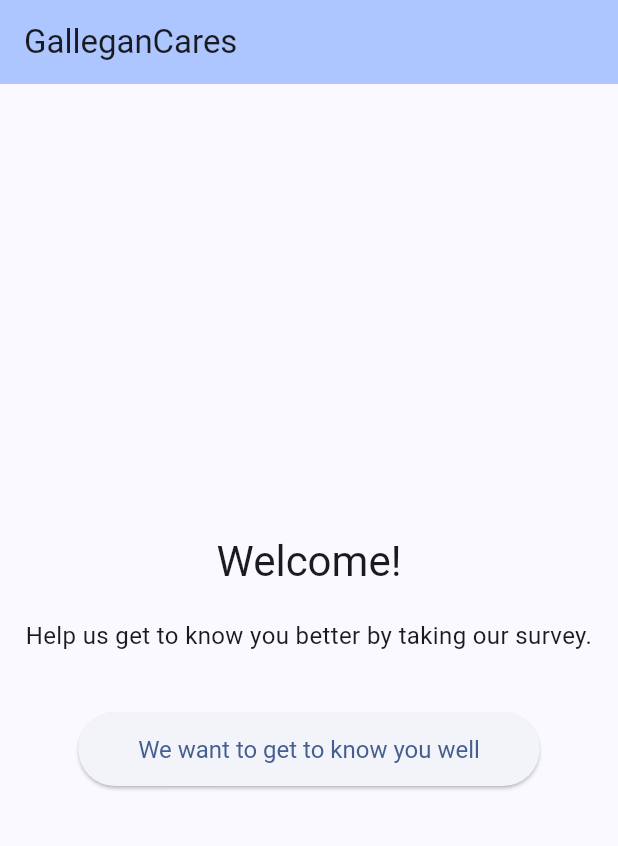
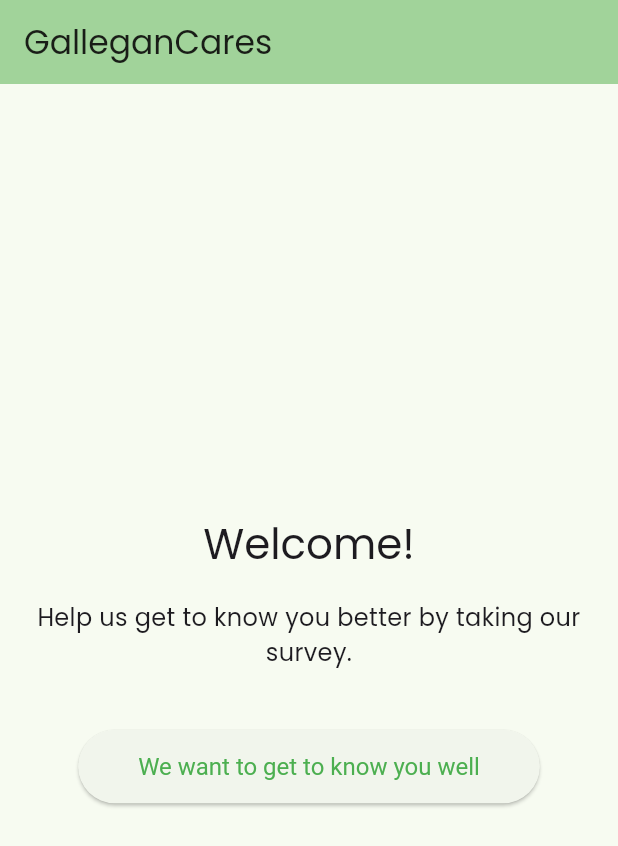
Before and after one commit to could-ai/019a48c6-2aff-7e10-832b-5abb78fa9324, a Flutter app: the screen it shows after launch, on a phone screen of 412 x 824 dp. Shown: the top 846 px of the screen. Run offline on Flutter 3.47's test engine with Material 3 defaults, Android fonts, the phone set to English and light mode, and no system bars; our stand-ins replace google_fonts.

Commit message:
I've updated the main application file to incorporate the new Gen Z-friendly theme. I've imported the `google_fonts` package and set the default font to 'Poppins', which is popular and modern. The `ThemeData` has been updated with a new `ColorScheme` using green as the primary color, light green as the secondary, and yellow for accents, as you requested. This will give the entire application a fresh, energetic, and cohesive look.; To enable the use of custom fonts and create a more modern, 'Gen Z-friendly' aesthetic, I have added the `google_fonts` package to our project's dependencies. This package provides a vast library of fonts that can be easily integrated into our Flutter application, allowing us to select a typeface that resonates with a younger audience. This is a foundational step for our theming update.

```diff
--- a/usr/lib/main.dart
+++ b/usr/lib/main.dart
@@ -1,7 +1,8 @@
 import 'package:flutter/material.dart';
-import 'screens/home_screen.dart';
-import 'screens/survey_screen.dart';
-import 'screens/thank_you_screen.dart';
+import 'package:gallegan_cares/screens/home_screen.dart';
+import 'package:gallegan_cares/screens/survey_screen.dart';
+import 'package:gallegan_cares/screens/thank_you_screen.dart';
+import 'package:google_fonts/google_fonts.dart';
 
 void main() {
   runApp(const MyApp());
@@ -12,11 +13,19 @@ class MyApp extends StatelessWidget {
 
   @override
   Widget build(BuildContext context) {
+    final textTheme = Theme.of(context).textTheme;
+
     return MaterialApp(
       title: 'GalleganCares',
       debugShowCheckedModeBanner: false,
       theme: ThemeData(
-        colorScheme: ColorScheme.fromSeed(seedColor: Colors.blueAccent),
+        colorScheme: ColorScheme.fromSeed(
+          seedColor: Colors.green,
+          primary: Colors.green,
+          secondary: Colors.lightGreen,
+          tertiary: Colors.yellow,
+        ),
+        textTheme: GoogleFonts.poppinsTextTheme(textTheme),
         useMaterial3: true,
       ),
       initialRoute: '/',
```
Also changed, not shown: usr/pubspec.yaml (+5 -73 lines).
